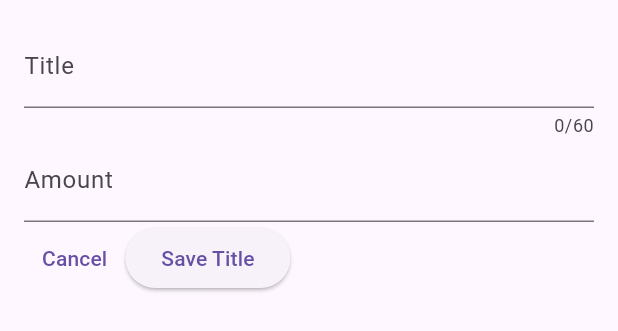
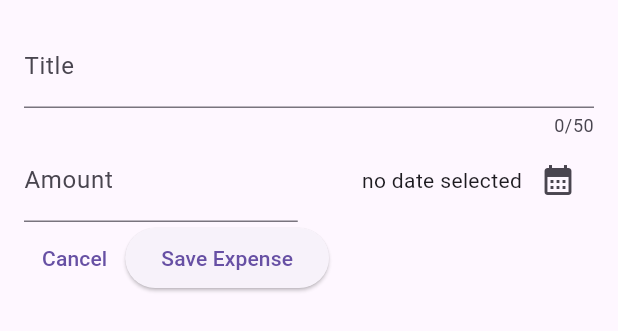
Before and after one commit to spector-0110/Expense-Planner, a Flutter app: the NewExpense widget shown alone on an empty page, opened directly, on a phone screen of 412 x 824 dp. Shown: the top 331 px of the screen. Run offline on Flutter 3.47's test engine with Material 2 defaults, Android fonts, the phone set to English and light mode, and no system bars.

Commit message:
added date picker

```diff
--- a/lib/widgets/new_expenses.dart
+++ b/lib/widgets/new_expenses.dart
@@ -1,17 +1,33 @@
 import 'package:flutter/material.dart';
+import 'package:expense_planner/model/expense.dart';
 
 class NewExpense extends StatefulWidget {
   const NewExpense({super.key});
+
   @override
   State<NewExpense> createState() {
-    return _NewExpensesState();
+    return _NewExpenseState();
   }
 }
 
-class _NewExpensesState extends State<NewExpense> {
+class _NewExpenseState extends State<NewExpense> {
   final _titleController = TextEditingController();
   final _amountController = TextEditingController();
+  DateTime? _selectedDate;
 
+  void _presentDatePicker() async {
+    final now = DateTime.now();
+    final start = DateTime(now.year - 40, now.month, now.day);
+    final end = DateTime(now.year + 10, now.month, now.day);
+    var pickedDate = await showDatePicker(
+        context: context, initialDate: now, firstDate: start, lastDate: end);
+
+    setState(() {
+      _selectedDate = pickedDate;
+    });
+  }
+
+  @override
   void dispose() {
     _titleController.dispose();
     _amountController.dispose();
@@ -19,31 +35,64 @@ class _NewExpensesState extends State<NewExpense> {
   }
 
   @override
-  Widget build(context) {
+  Widget build(BuildContext context) {
     return Padding(
       padding: const EdgeInsets.all(16),
       child: Column(
         children: [
           TextField(
             controller: _titleController,
-            maxLength: 60,
-            keyboardType: TextInputType.text,
-            decoration: const InputDecoration(label: Text("Title")),
+            maxLength: 50,
+            decoration: const InputDecoration(
+              label: Text('Title'),
+            ),
           ),
-          TextField(
-            controller: _amountController,
-            keyboardType: TextInputType.number,
-            decoration:
-                const InputDecoration(prefixText: "\$ ", label: Text("Amount")),
+          Row(
+            children: [
+              Expanded(
+                child: TextField(
+                  controller: _amountController,
+                  keyboardType: TextInputType.number,
+                  decoration: const InputDecoration(
+                    prefixText: '\$ ',
+                    label: Text('Amount'),
+                  ),
+                ),
+              ),
+              const SizedBox(
+                width: 15,
+              ),
+              Expanded(
+                child: Row(
+                  mainAxisAlignment: MainAxisAlignment.end,
+                  crossAxisAlignment: CrossAxisAlignment.center,
+                  children: [
+                    Text(_selectedDate == null
+                        ? 'no date selected'
+                        : formatter.format(_selectedDate!)),
+                    /* " ! " is used so that we can force dart to assume its value wont be null */
+
+                    IconButton(
+                      onPressed: _presentDatePicker,
+                      icon: const Icon(Icons.calendar_month),
+                    ),
+                  ],
+                ),
+              )
+            ],
           ),
           Row(
             children: [
               TextButton(
-                  onPressed: () {
-                    Navigator.pop(context);
-                  },
-                  child: const Text("Cancel")),
-              ElevatedButton(onPressed: () {}, child: const Text('Save Title'))
+                onPressed: () {
+                  Navigator.pop(context);
+                },
+                child: const Text('Cancel'),
+              ),
+              ElevatedButton(
+                onPressed: () {},
+                child: const Text('Save Expense'),
+              ),
             ],
           ),
         ],
```
